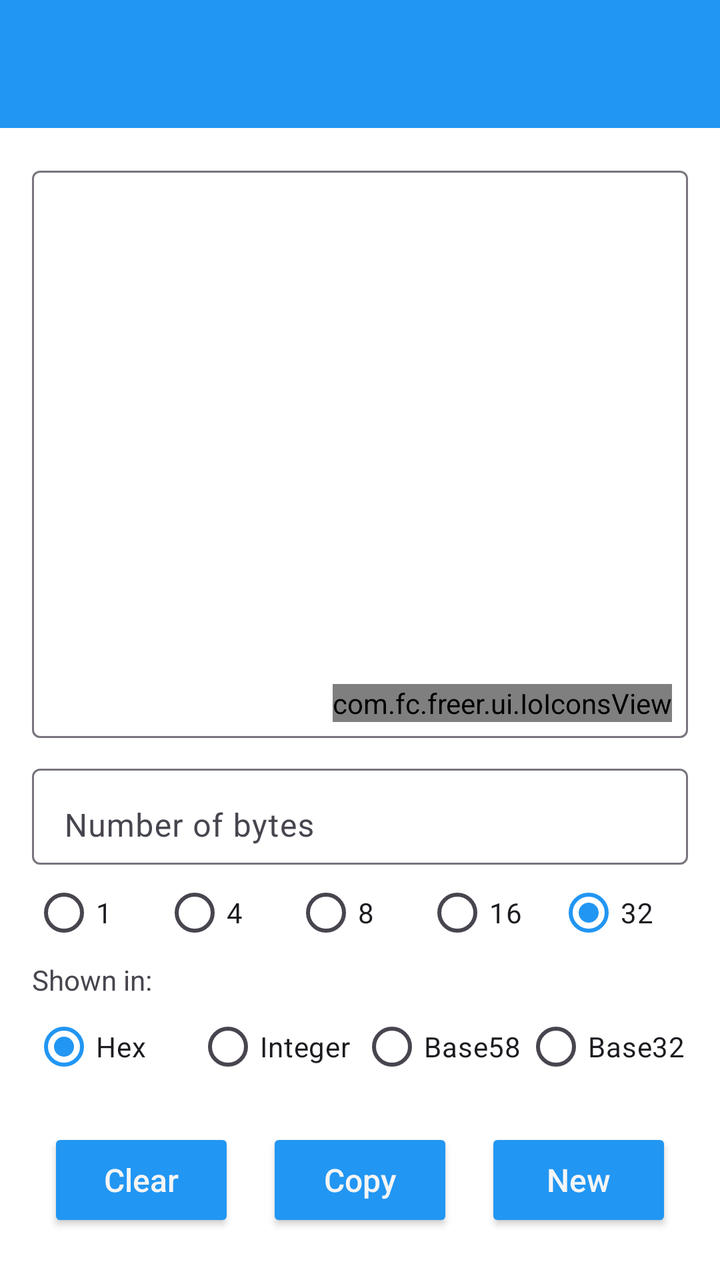
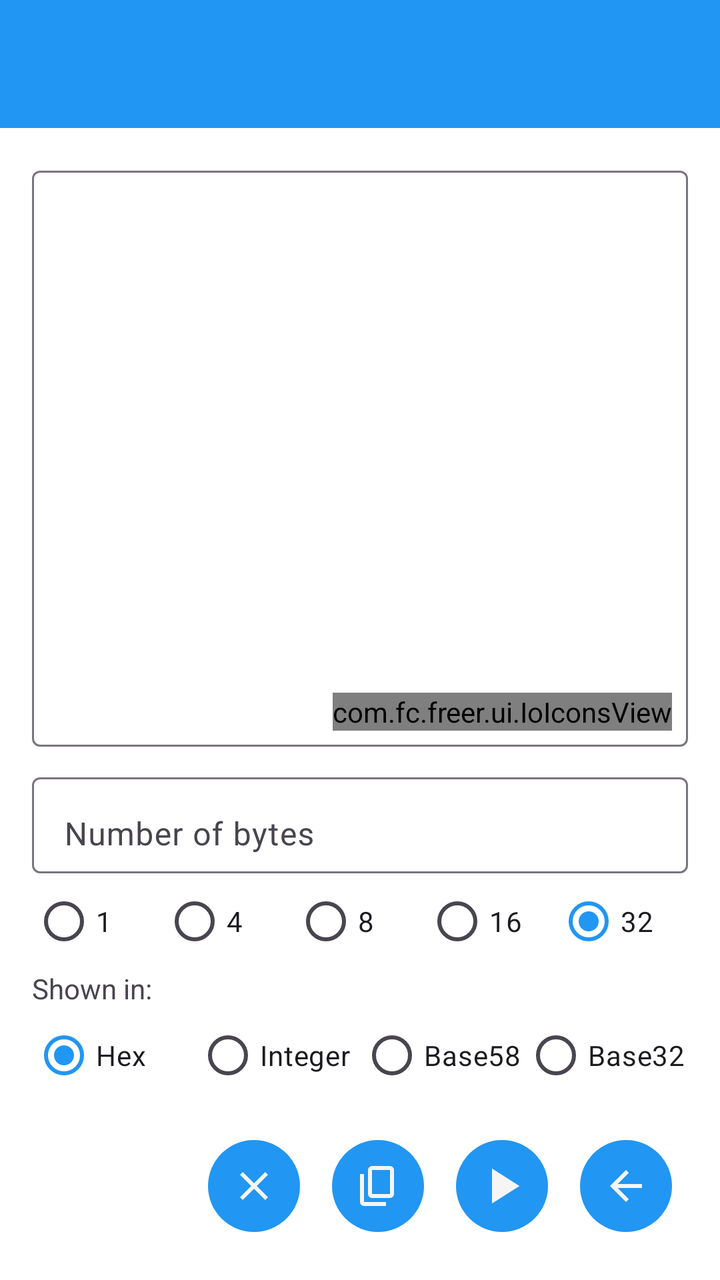

The first picture is an Android layout as it rendered before a commit; the second is the same layout after the commit. The layout source and the unified diff follow.
<!-- AndroidManifest.xml: application theme Theme.Freer -->
<!-- res/layout/activity_random_bytes_generator.xml -->
<?xml version="1.0" encoding="utf-8"?>
<LinearLayout xmlns:android="http://schemas.android.com/apk/res/android"
    xmlns:app="http://schemas.android.com/apk/res-auto"
    android:layout_width="match_parent"
    android:layout_height="match_parent"
    android:orientation="vertical">

    <include layout="@layout/common_toolbar" />

    <LinearLayout
        android:layout_width="match_parent"
        android:layout_height="match_parent"
        android:orientation="vertical"
        android:padding="16dp">

        
        <FrameLayout
            android:id="@+id/resultContainer"
            android:layout_width="match_parent"
            android:layout_height="0dp"
            android:layout_weight="5">

            <com.google.android.material.textfield.TextInputLayout
                android:layout_width="match_parent"
                android:layout_height="match_parent"
                >

                <com.google.android.material.textfield.TextInputEditText
                    android:id="@+id/textBoxWithMakeQrLayout"
                    android:layout_width="match_parent"
                    android:layout_height="match_parent"
                    android:gravity="top|start"
                    android:inputType="textMultiLine"
                    android:maxLines="10"
                    android:scrollbars="vertical" />

            </com.google.android.material.textfield.TextInputLayout>

            <com.fc.freer.ui.IoIconsView
                android:id="@+id/makeQrIcon"
                android:layout_width="wrap_content"
                android:layout_height="wrap_content"
                android:layout_gravity="end|bottom"
                android:layout_margin="8dp" />

        </FrameLayout>

        <LinearLayout
            android:id="@+id/inputContainer"
            android:layout_width="match_parent"
            android:layout_height="wrap_content"

            android:paddingTop="10dp"
            android:orientation="vertical">

            <com.google.android.material.textfield.TextInputLayout
                android:layout_width="match_parent"
                android:layout_height="wrap_content"
                android:hint="@string/number_of_bytes">

                <com.google.android.material.textfield.TextInputEditText
                    android:id="@+id/bytesInput"
                    android:layout_width="match_parent"
                    android:layout_height="match_parent"
                    android:minHeight="48dp"
                    android:paddingBottom="8dp"
                    android:inputType="number" />

            </com.google.android.material.textfield.TextInputLayout>
        </LinearLayout>

        
        <LinearLayout
            android:id="@+id/optionContainer"
            android:layout_width="match_parent"
            android:layout_height="0dp"
            android:layout_weight="2"
            android:minHeight="64dp"
            android:orientation="vertical">

            <RadioGroup
                android:id="@+id/bytesOptionGroup"
                android:layout_width="match_parent"
                android:layout_height="wrap_content"
                android:minHeight="32dp"
                android:orientation="horizontal">

                <RadioButton
                    android:id="@+id/bytes1Option"
                    android:layout_width="0dp"
                    android:layout_height="wrap_content"
                    android:layout_weight="1"
                    android:text="1" />

                <RadioButton
                    android:id="@+id/bytes4Option"
                    android:layout_width="0dp"
                    android:layout_height="wrap_content"
                    android:layout_weight="1"
                    android:text="4" />

                <RadioButton
                    android:id="@+id/bytes8Option"
                    android:layout_width="0dp"
                    android:layout_height="wrap_content"
                    android:layout_weight="1"
                    android:text="8" />

                <RadioButton
                    android:id="@+id/bytes16Option"
                    android:layout_width="0dp"
                    android:layout_height="wrap_content"
                    android:layout_weight="1"
                    android:text="16" />

                <RadioButton
                    android:id="@+id/bytes32Option"
                    android:layout_width="0dp"
                    android:layout_height="wrap_content"
                    android:layout_weight="1"
                    android:checked="true"
                    android:text="32" />

            </RadioGroup>


            <TextView
                android:id="@+id/textView2"
                android:layout_width="match_parent"
                android:layout_height="wrap_content"
                android:text="@string/shown_in" />

            <RadioGroup
                android:id="@+id/formatOptionGroup"
                android:layout_width="match_parent"
                android:layout_height="wrap_content"
                android:orientation="horizontal"
                android:minHeight="32dp"
                android:layout_marginTop="0dp">

                <RadioButton
                    android:id="@+id/formatHexOption"
                    android:layout_width="0dp"
                    android:layout_height="wrap_content"
                    android:layout_weight="1"
                    android:checked="true"
                    android:text="@string/format_hex" />

                <RadioButton
                    android:id="@+id/formatIntegerOption"
                    android:layout_width="0dp"
                    android:layout_height="wrap_content"
                    android:layout_weight="1"
                    android:text="@string/format_integer" />

                <RadioButton
                    android:id="@+id/formatBase58Option"
                    android:layout_width="0dp"
                    android:layout_height="wrap_content"
                    android:layout_weight="1"
                    android:text="@string/format_base58" />

                <RadioButton
                    android:id="@+id/formatBase32Option"
                    android:layout_width="0dp"
                    android:layout_height="wrap_content"
                    android:layout_weight="1"
                    android:text="@string/base32" />

            </RadioGroup>
        </LinearLayout>

        
        <LinearLayout
            android:id="@+id/buttonContainer"
            android:layout_width="match_parent"
            android:layout_height="wrap_content"
            android:orientation="horizontal"
            android:gravity="center_horizontal"
            android:layout_marginTop="8dp">

            <Button
                android:id="@+id/clearButton"
                style="@style/ButtonStyle"
                android:text="@string/clear"/>

            <Button
                android:id="@+id/copyButton"
                style="@style/ButtonStyle"
                android:text="@string/copy" />

            <Button
                android:id="@+id/newButton"
                style="@style/ButtonStyle"
                android:text="@string/new_str"/>

        </LinearLayout>

    </LinearLayout>

</LinearLayout>
<!-- res/layout/common_toolbar.xml (included above) -->
<?xml version="1.0" encoding="utf-8"?>
<androidx.appcompat.widget.Toolbar xmlns:android="http://schemas.android.com/apk/res/android"
    xmlns:app="http://schemas.android.com/apk/res-auto"
    android:id="@+id/toolbar"
    android:layout_width="match_parent"
    android:layout_height="?attr/actionBarSize"
    android:background="@color/colorAccent"
    android:theme="@style/ThemeOverlay.Freer.Toolbar">

    <LinearLayout
        android:id="@+id/toolbar_fid_container"
        android:layout_width="wrap_content"
        android:layout_height="match_parent"
        android:layout_gravity="end"
        android:orientation="horizontal"
        android:gravity="center_vertical"
        android:paddingEnd="4dp"
        android:paddingStart="16dp"
        android:visibility="gone"
        android:clickable="true"
        android:focusable="true"
        android:background="?android:attr/selectableItemBackground">

        <TextView
            android:id="@+id/toolbar_fid_text"
            android:layout_width="wrap_content"
            android:layout_height="wrap_content"
            android:layout_marginEnd="8dp"
            android:text="FID123456789..."
            android:textColor="@android:color/white"
            android:textSize="14sp"
            android:maxLines="1"
            android:ellipsize="none" />

        <ImageView
            android:id="@+id/toolbar_avatar"
            android:layout_width="42dp"
            android:layout_height="42dp"
            android:background="@color/colorAccent"
            android:scaleType="centerCrop"
            android:contentDescription="@string/avatar" />

    </LinearLayout>

</androidx.appcompat.widget.Toolbar>
<!-- resources referenced by this layout -->
<resources>
  <color name="colorAccent">#2196F3</color>
  <string name="avatar">Avatar</string>
  <string name="base32">Base32</string>
  <string name="clear">Clear</string>
  <string name="copy">Copy</string>
  <string name="format_base58">Base58</string>
  <string name="format_hex">Hex</string>
  <string name="format_integer">Integer</string>
  <string name="new_str">New</string>
  <string name="number_of_bytes">Number of bytes</string>
  <string name="shown_in">Shown in:</string>
  <style name="ButtonStyle">
          <item name="android:textColor">@color/main_background</item>
          <item name="android:backgroundTint">@color/colorAccent</item>
          <item name="android:paddingStart">8dp</item>
          <item name="android:paddingEnd">8dp</item>
          <item name="android:paddingTop">8dp</item>
          <item name="android:paddingBottom">8dp</item>
          <item name="android:textSize">16sp</item>
          <item name="android:textAllCaps">false</item>
          <item name="android:layout_width">wrap_content</item>
          <item name="android:layout_height">@dimen/button_height</item>
          <item name="android:layout_weight">1</item>
          <item name="android:layout_marginStart">4dp</item>
          <item name="android:layout_marginEnd">4dp</item>
          <item name="android:layout_margin">8dp</item>
          <item name="android:layout_gravity">center</item>
      </style>
  <style name="ThemeOverlay.Freer.Toolbar" parent="ThemeOverlay.AppCompat.ActionBar">
          <item name="android:textColorPrimary">@color/main_background</item>
          <item name="android:textColorSecondary">@color/main_background</item>
      </style>
  <style name="Theme.Freer" parent="Base.Theme.Freer" />
  <color name="main_background">#F5F5F5</color>
  <dimen name="button_height">52dp</dimen>
  <!-- unchanged entries left out for length: 1 -->
</resources>

<!-- the commit's change to res/layout/activity_random_bytes_generator.xml (unified diff, before → after) -->
@@ -176,23 +176,31 @@
             android:layout_width="match_parent"
             android:layout_height="wrap_content"
             android:orientation="horizontal"
-            android:gravity="center_horizontal"
-            android:layout_marginTop="8dp">
-
-            <Button
+            android:layout_marginTop="8dp"
+            android:gravity="end">
+
+            <ImageButton
                 android:id="@+id/clearButton"
-                style="@style/ButtonStyle"
-                android:text="@string/clear"/>
-
-            <Button
+                style="@style/ImageButtonStyle"
+                android:src="@drawable/ic_clear"
+                android:contentDescription="@string/clear" />
+
+            <ImageButton
                 android:id="@+id/copyButton"
-                style="@style/ButtonStyle"
-                android:text="@string/copy" />
-
-            <Button
+                style="@style/ImageButtonStyle"
+                android:src="@drawable/ic_copy"
+                android:contentDescription="@string/copy" />
+
+            <ImageButton
                 android:id="@+id/newButton"
-                style="@style/ButtonStyle"
-                android:text="@string/new_str"/>
+                style="@style/ImageButtonStyle"
+                android:src="@drawable/ic_play"
+                android:contentDescription="@string/create" />
+            <ImageButton
+                android:id="@+id/back_button"
+                style="@style/ImageButtonStyle"
+                android:src="@drawable/ic_back"
+                android:contentDescription="@string/back" />
 
         </LinearLayout>
 
@@ -206,7 +214,7 @@
     android:id="@+id/toolbar"
     android:layout_width="match_parent"
     android:layout_height="?attr/actionBarSize"
-    android:background="@color/colorAccent"
+    android:background="@color/accent"
     android:theme="@style/ThemeOverlay.Freer.Toolbar">
 
     <LinearLayout
@@ -215,30 +223,31 @@
         android:layout_height="match_parent"
         android:layout_gravity="end"
         android:orientation="horizontal"
-        android:gravity="center_vertical"
-        android:paddingEnd="4dp"
-        android:paddingStart="16dp"
+        android:gravity="end|center_vertical"
         android:visibility="gone"
         android:clickable="true"
         android:focusable="true"
+        android:paddingStart="8dp"
+        android:paddingEnd="16dp"
         android:background="?android:attr/selectableItemBackground">
 
         <TextView
             android:id="@+id/toolbar_fid_text"
-            android:layout_width="wrap_content"
+            android:layout_width="130dp"
             android:layout_height="wrap_content"
-            android:layout_marginEnd="8dp"
-            android:text="FID123456789..."
-            android:textColor="@android:color/white"
+            android:textColor="@color/main_background"
+            android:paddingStart="8dp"
+            android:paddingEnd="4dp"
             android:textSize="14sp"
             android:maxLines="1"
-            android:ellipsize="none" />
+            android:gravity="end"
+            android:ellipsize="middle" />
 
         <ImageView
             android:id="@+id/toolbar_avatar"
             android:layout_width="42dp"
             android:layout_height="42dp"
-            android:background="@color/colorAccent"
+            android:background="@color/accent"
             android:scaleType="centerCrop"
             android:contentDescription="@string/avatar" />
 
<!-- resource entries referenced after the edit -->
@@ -1,40 +1,81 @@
 <!-- resources referenced by this layout -->
 <resources>
-  <color name="colorAccent">#2196F3</color>
+  <color name="accent">#2196F3</color>
   <string name="avatar">Avatar</string>
+  <string name="back">Back</string>
   <string name="base32">Base32</string>
   <string name="clear">Clear</string>
   <string name="copy">Copy</string>
+  <string name="create">Create</string>
   <string name="format_base58">Base58</string>
   <string name="format_hex">Hex</string>
   <string name="format_integer">Integer</string>
-  <string name="new_str">New</string>
   <string name="number_of_bytes">Number of bytes</string>
   <string name="shown_in">Shown in:</string>
-  <style name="ButtonStyle">
-          <item name="android:textColor">@color/main_background</item>
-          <item name="android:backgroundTint">@color/colorAccent</item>
-          <item name="android:paddingStart">8dp</item>
-          <item name="android:paddingEnd">8dp</item>
-          <item name="android:paddingTop">8dp</item>
-          <item name="android:paddingBottom">8dp</item>
-          <item name="android:textSize">16sp</item>
-          <item name="android:textAllCaps">false</item>
-          <item name="android:layout_width">wrap_content</item>
-          <item name="android:layout_height">@dimen/button_height</item>
-          <item name="android:layout_weight">1</item>
-          <item name="android:layout_marginStart">4dp</item>
-          <item name="android:layout_marginEnd">4dp</item>
+  <style name="ImageButtonStyle">
+          <item name="android:layout_width">46dp</item>
+          <item name="android:layout_height">46dp</item>
           <item name="android:layout_margin">8dp</item>
-          <item name="android:layout_gravity">center</item>
+          <item name="android:background">@drawable/bg_round_accent</item>
+          <item name="android:tint">@color/main_background</item>
+          <item name="android:scaleType">centerInside</item>
+          <item name="android:padding">8dp</item>
       </style>
   <style name="ThemeOverlay.Freer.Toolbar" parent="ThemeOverlay.AppCompat.ActionBar">
           <item name="android:textColorPrimary">@color/main_background</item>
           <item name="android:textColorSecondary">@color/main_background</item>
       </style>
   <style name="Theme.Freer" parent="Base.Theme.Freer" />
+  <color name="text">#000000</color>
+  <!-- drawable bg_round_accent (drawable) -->
+  <?xml version="1.0" encoding="utf-8"?>
+  <shape xmlns:android="http://schemas.android.com/apk/res/android"
+      android:shape="oval">
+      <solid android:color="@color/accent" />
+  </shape>
   <color name="main_background">#F5F5F5</color>
-  <dimen name="button_height">52dp</dimen>
+  <!-- drawable ic_back (drawable) -->
+  <vector xmlns:android="http://schemas.android.com/apk/res/android"
+      android:width="24dp"
+      android:height="24dp"
+      android:viewportWidth="960"
+      android:viewportHeight="960">
+    <path
+        android:pathData="m313,520 l224,224 -57,56 -320,-320 320,-320 57,56 -224,224h487v80L313,520Z"
+        android:fillColor="@color/main_background"/>
+  </vector>
+  <!-- drawable ic_clear (drawable) -->
+  <?xml version="1.0" encoding="utf-8"?>
+  <vector xmlns:android="http://schemas.android.com/apk/res/android"
+      android:width="24dp"
+      android:height="24dp"
+      android:viewportWidth="24"
+      android:viewportHeight="24"
+      android:tint="@color/accent">
+      <path
+          android:fillColor="@color/text"
+          android:pathData="M19,6.41L17.59,5 12,10.59 6.41,5 5,6.41 10.59,12 5,17.59 6.41,19 12,13.41 17.59,19 19,17.59 13.41,12z"/>
+  </vector>
+  <!-- drawable ic_copy (drawable) -->
+  <vector xmlns:android="http://schemas.android.com/apk/res/android"
+      android:width="24dp"
+      android:height="24dp"
+      android:viewportWidth="960"
+      android:viewportHeight="960">
+    <path
+        android:pathData="M360,720q-33,0 -56.5,-23.5T280,640v-480q0,-33 23.5,-56.5T360,80h360q33,0 56.5,23.5T800,160v480q0,33 -23.5,56.5T720,720L360,720ZM360,640h360v-480L360,160v480ZM200,880q-33,0 -56.5,-23.5T120,800v-560h80v560h440v80L200,880ZM360,640v-480,480Z"
+        android:fillColor="@color/accent"/>
+  </vector>
+  <!-- drawable ic_play (drawable) -->
+  <vector xmlns:android="http://schemas.android.com/apk/res/android"
+      android:width="32dp"
+      android:height="32dp"
+      android:viewportWidth="24"
+      android:viewportHeight="24">
+      <path
+          android:fillColor="#000000"
+          android:pathData="M8,5v14l11,-7z" />
+  </vector>
   <!-- unchanged entries left out for length: 1 -->
 </resources>
 
